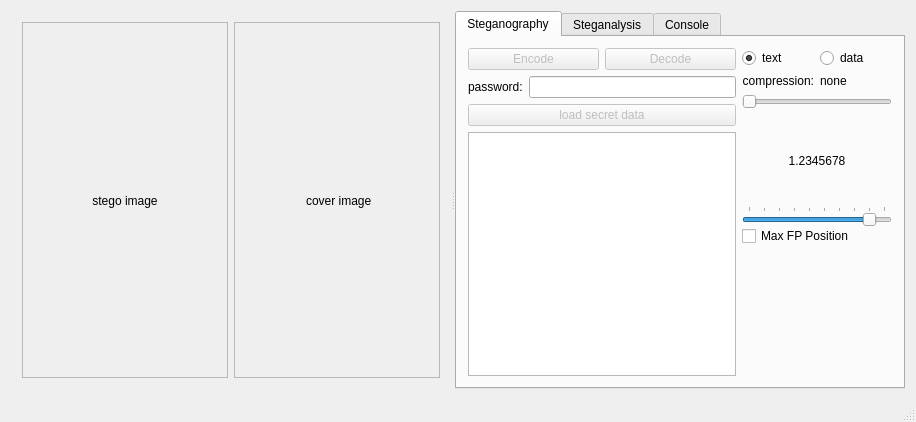
evilbateye/stegosum, file mainwindow.ui: the form before one commit.
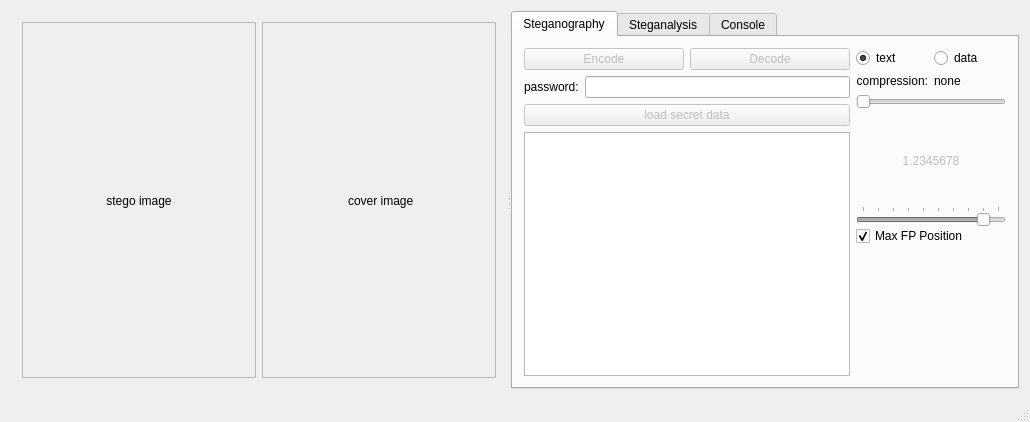
The form after the commit. The open tabs and pages were chosen to show the change. Custom widgets are drawn as their Qt base class.

Commit message: random number generation extravaganza

Diff of the .ui file:
```diff
--- a/mainwindow.ui
+++ b/mainwindow.ui
@@ -6,7 +6,7 @@
    <rect>
     <x>0</x>
     <y>0</y>
-    <width>916</width>
+    <width>1030</width>
     <height>422</height>
    </rect>
   </property>
@@ -42,7 +42,7 @@
           <widget class="QWidget" name="scrollAreaWidgetContents">
            <property name="geometry">
             <rect>
-             <x>1</x>
+             <x>14</x>
              <y>31</y>
              <width>198</width>
              <height>291</height>
@@ -77,7 +77,7 @@
           <widget class="QWidget" name="scrollAreaWidgetContents_2">
            <property name="geometry">
             <rect>
-             <x>1</x>
+             <x>14</x>
              <y>31</y>
              <width>198</width>
              <height>291</height>
@@ -411,12 +411,18 @@
                      <property name="text">
                       <string>Max FP Position</string>
                      </property>
+                     <property name="checked">
+                      <bool>true</bool>
+                     </property>
                     </widget>
                    </item>
                   </layout>
                  </item>
                  <item row="1" column="0">
                   <widget class="QSlider" name="FPPosSlider">
+                   <property name="enabled">
+                    <bool>false</bool>
+                   </property>
                    <property name="sizePolicy">
                     <sizepolicy hsizetype="Expanding" vsizetype="Fixed">
                      <horstretch>0</horstretch>
@@ -451,6 +457,9 @@
                  </item>
                  <item row="0" column="0">
                   <widget class="QLabel" name="FPPosLabel">
+                   <property name="enabled">
+                    <bool>false</bool>
+                   </property>
                    <property name="sizePolicy">
                     <sizepolicy hsizetype="Maximum" vsizetype="Preferred">
                      <horstretch>10</horstretch>
```
Left out of the diff: 2 changed lines with no effect on the pictures. The commit also changes 1 other file.
